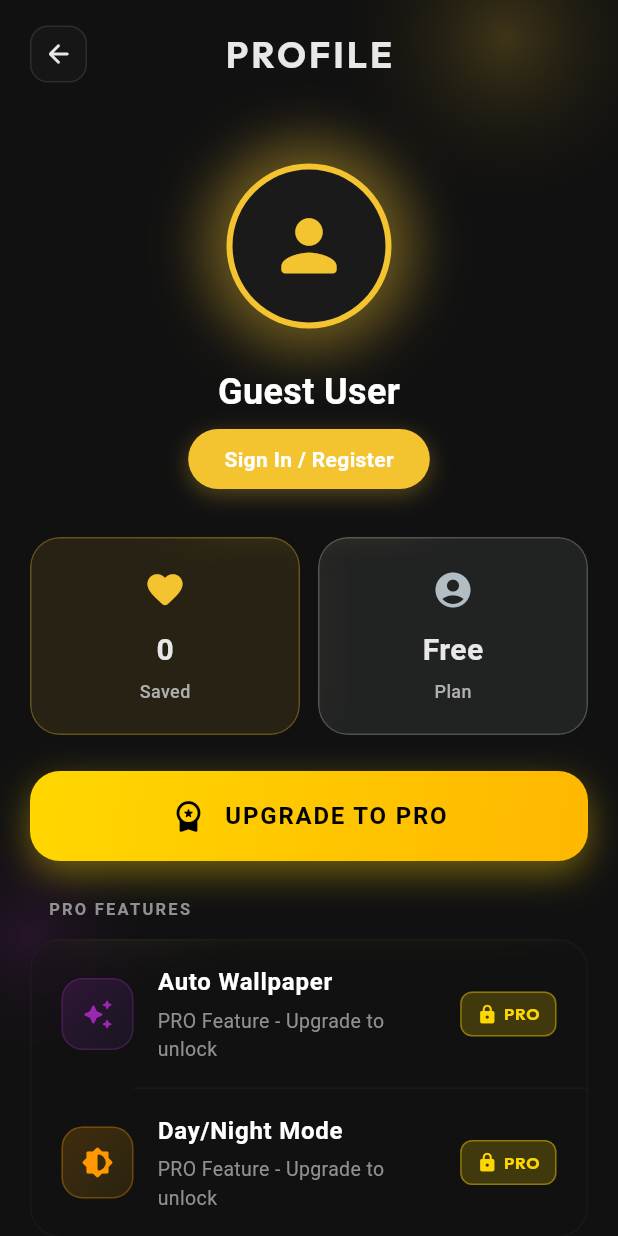
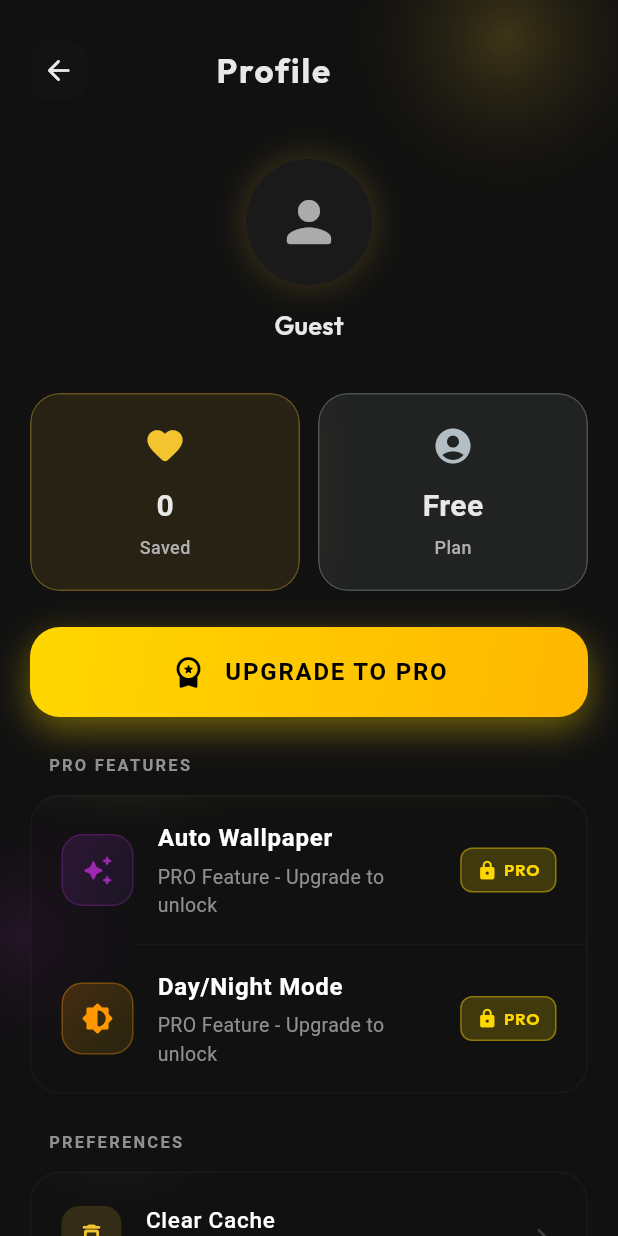
Before and after one commit to mohammadjafar65/softsky-wallpaper, a Flutter app: the screen it shows after launch, after a tap on the "person" icon, on a phone screen of 412 x 824 dp. Run offline on Flutter 3.47's test engine with Material 3 defaults, Android fonts, the phone set to English and light mode, and no system bars; our stand-ins replace cached_network_image, carousel_slider, connectivity_plus, firebase_auth, firebase_core, firebase_messaging and 16 more; missing offline and left inert: workmanager; accounts and stored records are empty; network calls fail.

Commit message:
new update

```diff
--- a/awg_wallpaper/lib/providers/wallpaper_provider.dart
+++ b/awg_wallpaper/lib/providers/wallpaper_provider.dart
@@ -359,6 +359,7 @@ class WallpaperProvider extends ChangeNotifier {
     }
 
     try {
+      debugPrint('[ProWallpapers] Loading for category: \'$_selectedProCategory\' (sent: \'${_selectedProCategory == 'all' ? null : _selectedProCategory}\')');
       final response = await _apiService.getWallpapers(
         page: _currentProPage,
         limit: 20,
@@ -366,7 +367,7 @@ class WallpaperProvider extends ChangeNotifier {
         isWide: false,
         category: _selectedProCategory == 'all' ? null : _selectedProCategory,
       );
-
+      debugPrint('[ProWallpapers] API returned count: \'${response.wallpapers.length}\'');
       if (refresh) {
         _proWallpapersList = response.wallpapers;
       } else {
--- a/awg_wallpaper/lib/screens/profile_screen.dart
+++ b/awg_wallpaper/lib/screens/profile_screen.dart
@@ -18,9 +18,102 @@ import 'auto_wallpaper_settings_screen.dart';
 import '../services/auth_service.dart';
 import '../providers/auto_wallpaper_provider.dart';
 import 'auth/login_screen.dart';
+import 'auth/register_screen.dart';
 
-class ProfileScreen extends StatelessWidget {
+
+class ProfileScreen extends StatefulWidget {
   const ProfileScreen({super.key});
+
+  @override
+  State<ProfileScreen> createState() => _ProfileScreenState();
+}
+
+class _ProfileScreenState extends State<ProfileScreen> {
+  bool _loginPopupShown = false;
+  @override
+  void initState() {
+    super.initState();
+    // Delay popup for 8 seconds after screen opens
+    Future.delayed(const Duration(seconds: 8), _maybeShowLoginPopup);
+  }
+
+  void _maybeShowLoginPopup() {
+    if (!mounted || _loginPopupShown) return;
+    final isLoggedIn = AuthService().isLoggedIn;
+    if (!isLoggedIn) {
+      _loginPopupShown = true;
+      showDialog(
+        context: context,
+        barrierDismissible: true,
+        barrierColor: Colors.black.withOpacity(0.7),
+        builder: (ctx) => Dialog(
+          backgroundColor: Colors.transparent,
+          child: Container(
+            padding: const EdgeInsets.all(24),
+            decoration: BoxDecoration(
+              color: Colors.grey[900]!.withOpacity(0.96),
+              borderRadius: BorderRadius.circular(22),
+              boxShadow: [
+                BoxShadow(
+                  color: Colors.black.withOpacity(0.18),
+                  blurRadius: 18,
+                  offset: const Offset(0, 8),
+                ),
+              ],
+            ),
+            child: Column(
+              mainAxisSize: MainAxisSize.min,
+              children: [
+                Icon(Icons.person_outline_rounded, size: 38, color: Colors.white),
+                const SizedBox(height: 14),
+                Text('Sign in or Create Account',
+                    style: TextStyle(fontSize: 18, fontWeight: FontWeight.bold, color: Colors.white)),
+                const SizedBox(height: 8),
+                Text('Sync favorites, access premium features, and more.',
+                    style: TextStyle(fontSize: 14, color: Colors.white70), textAlign: TextAlign.center),
+                const SizedBox(height: 24),
+                Row(
+                  children: [
+                    Expanded(
+                      child: ElevatedButton(
+                        style: ElevatedButton.styleFrom(
+                          backgroundColor: Colors.white,
+                          foregroundColor: Colors.black,
+                          shape: RoundedRectangleBorder(borderRadius: BorderRadius.circular(12)),
+                          padding: const EdgeInsets.symmetric(vertical: 12),
+                        ),
+                        onPressed: () {
+                          Navigator.pop(ctx);
+                          Navigator.push(context, MaterialPageRoute(builder: (_) => const LoginScreen()));
+                        },
+                        child: const Text('Login'),
+                      ),
+                    ),
+                    const SizedBox(width: 12),
+                    Expanded(
+                      child: OutlinedButton(
+                        style: OutlinedButton.styleFrom(
+                          foregroundColor: Colors.white,
+                          side: const BorderSide(color: Colors.white24),
+                          shape: RoundedRectangleBorder(borderRadius: BorderRadius.circular(12)),
+                          padding: const EdgeInsets.symmetric(vertical: 12),
+                        ),
+                        onPressed: () {
+                          Navigator.pop(ctx);
+                          Navigator.push(context, MaterialPageRoute(builder: (_) => RegisterScreen()));
+                        },
+                        child: const Text('Sign Up'),
+                      ),
+                    ),
+                  ],
+                ),
+              ],
+            ),
+          ),
+        ),
+      );
+    }
+  }
 
   @override
   Widget build(BuildContext context) {
@@ -42,7 +135,7 @@ class ProfileScreen extends StatelessWidget {
 
                 return Stack(
                   children: [
-                    // Animated background gradient orbs
+                    // ...existing code...
                     Positioned(
                       top: -100,
                       right: -50,
@@ -306,7 +399,7 @@ class ProfileScreen extends StatelessWidget {
                           const SizedBox(height: 32),
 
                           Text(
-                            'Version 3.0.15',
+                            'Version 3.0.16',
                             style: TextStyle(
                               color: AppTheme.textMuted.withValues(alpha: 0.4),
                               fontSize: 11,
@@ -330,42 +423,37 @@ class ProfileScreen extends StatelessWidget {
 
   Widget _buildHeader(BuildContext context, bool isDark) {
     return Padding(
-      padding: const EdgeInsets.symmetric(horizontal: 20, vertical: 20),
-      child: Stack(
-        clipBehavior: Clip.none,
-        alignment: Alignment.center,
+      padding: const EdgeInsets.only(top: 28, left: 20, right: 20, bottom: 8),
+      child: Row(
+        mainAxisAlignment: MainAxisAlignment.spaceBetween,
         children: [
           if (Navigator.canPop(context))
-            Positioned(
-              left: 0,
-              child: GestureDetector(
+            GestureDetector(
               onTap: () => Navigator.pop(context),
               child: Container(
                 padding: const EdgeInsets.all(8),
                 decoration: BoxDecoration(
-                    color: AppTheme.getSurface(isDark).withValues(alpha: 0.5),
-                    borderRadius: BorderRadius.circular(12),
-                    border:
-                        Border.all(color: AppTheme.getSurfaceVariant(isDark)),
+                  color: AppTheme.getSurface(isDark).withOpacity(0.18),
+                  borderRadius: BorderRadius.circular(10),
                 ),
                 child: Icon(
                   Icons.arrow_back_rounded,
                   color: AppTheme.getTextPrimary(isDark),
-                    size: 20,
+                  size: 22,
                 ),
               ),
             ),
-            ),
-          Center(
-            child: Text(
-              'PROFILE',
-              style: Theme.of(context).textTheme.headlineSmall?.copyWith(
-                    fontWeight: FontWeight.bold,
+          const Spacer(),
+          Text(
+            'Profile',
+            style: Theme.of(context).textTheme.titleLarge?.copyWith(
+                  fontWeight: FontWeight.w700,
                   color: AppTheme.getTextPrimary(isDark),
-                    letterSpacing: 2,
+                  letterSpacing: 1.2,
+                  fontSize: 22,
                 ),
           ),
-          ),
+          const Spacer(flex: 2),
         ],
       ),
     );
@@ -378,141 +466,48 @@ class ProfileScreen extends StatelessWidget {
 
     return Column(
       children: [
-        // Avatar with glow effect
-        Stack(
-          alignment: Alignment.center,
-          children: [
-            // Glow effect
+        // Minimal avatar with subtle shadow
         Container(
-              width: 120,
-              height: 120,
+          width: 84,
+          height: 84,
           decoration: BoxDecoration(
             shape: BoxShape.circle,
             boxShadow: [
               BoxShadow(
-                    color: (provider.isPro ? AppTheme.gold : AppTheme.primary)
-                        .withValues(alpha: 0.4),
-                    blurRadius: 30,
-                    spreadRadius: 10,
+                color: (provider.isPro ? AppTheme.gold : AppTheme.primary).withOpacity(0.18),
+                blurRadius: 18,
+                spreadRadius: 2,
               ),
             ],
           ),
-            ),
-            // Avatar
-            Container(
-              width: 110,
-              height: 110,
-              padding: const EdgeInsets.all(4),
-              decoration: BoxDecoration(
-                shape: BoxShape.circle,
-                gradient: LinearGradient(
-                  colors: provider.isPro
-                      ? [AppTheme.gold, const Color(0xFFFFB700)]
-                      : [AppTheme.primary, AppTheme.accent],
-                  begin: Alignment.topLeft,
-                  end: Alignment.bottomRight,
-                ),
-              ),
-              child: Container(
-                decoration: BoxDecoration(
-                  shape: BoxShape.circle,
-                  color: AppTheme.darkSurface,
-                ),
-                child: isLoggedIn && user.photoURL != null
-                    ? ClipOval(
-                        child: Image.network(user.photoURL!, fit: BoxFit.cover))
-                    : Icon(
-                        provider.isPro
-                            ? Icons.workspace_premium_rounded
-                            : Icons.person_rounded,
-                        size: 55,
-                        color:
-                            provider.isPro ? AppTheme.gold : AppTheme.primary,
+          child: CircleAvatar(
+            radius: 42,
+            backgroundColor: AppTheme.darkSurface,
+            child: Icon(
+              Icons.person_rounded,
+              size: 44,
+              color: AppTheme.getTextPrimary(isDark).withOpacity(0.7),
             ),
           ),
         ),
-          ],
-        ),
-        const SizedBox(height: 20),
+        const SizedBox(height: 14),
+        // Name/email
         Text(
-          isLoggedIn ? (user.displayName ?? 'User') : 'Guest User',
-          style: const TextStyle(
-            fontSize: 24,
-            fontWeight: FontWeight.bold,
-            color: AppTheme.textWhite,
+          isLoggedIn ? (user.displayName ?? 'User') : 'Guest',
+          style: Theme.of(context).textTheme.titleMedium?.copyWith(
+                fontWeight: FontWeight.w600,
+                color: AppTheme.getTextPrimary(isDark),
+                fontSize: 17,
               ),
         ),
-        const SizedBox(height: 8),
         if (isLoggedIn)
-          Container(
-            padding: const EdgeInsets.symmetric(horizontal: 16, vertical: 6),
-            decoration: BoxDecoration(
-              gradient: provider.isPro
-                  ? const LinearGradient(
-                      colors: [AppTheme.gold, Color(0xFFFFB700)],
-                    )
-                  : null,
-              color: provider.isPro ? null : AppTheme.darkSurfaceVariant,
-              borderRadius: BorderRadius.circular(20),
-              boxShadow: provider.isPro
-                  ? [
-                      BoxShadow(
-                        color: AppTheme.gold.withValues(alpha: 0.3),
-                        blurRadius: 12,
-                        offset: const Offset(0, 4),
-                      ),
-                    ]
-                  : null,
-            ),
-            child: Row(
-              mainAxisSize: MainAxisSize.min,
-              children: [
-                if (provider.isPro)
-                  const Icon(
-                    Icons.star_rounded,
-                    color: Colors.black,
-                    size: 14,
-                  ),
-                if (provider.isPro) const SizedBox(width: 4),
-                Text(
-                  provider.isPro ? 'PREMIUM MEMBER' : 'FREE ACCOUNT',
-                  style: TextStyle(
-                    fontSize: 11,
-                    fontWeight: FontWeight.bold,
-                    color:
-                        provider.isPro ? Colors.black : AppTheme.textSecondary,
-                    letterSpacing: 1.2,
-                  ),
-                ),
-              ],
-            ),
-          )
-        else
-          GestureDetector(
-            onTap: () => Navigator.push(context,
-                MaterialPageRoute(builder: (_) => const LoginScreen())),
-            child: Container(
-              padding: const EdgeInsets.symmetric(horizontal: 24, vertical: 10),
-              decoration: BoxDecoration(
-                gradient: LinearGradient(
-                  colors: [AppTheme.primary, AppTheme.accent],
-                ),
-                borderRadius: BorderRadius.circular(25),
-                boxShadow: [
-                  BoxShadow(
-                    color: AppTheme.primary.withValues(alpha: 0.3),
-                    blurRadius: 12,
-                    offset: const Offset(0, 4),
-                  ),
-                ],
-              ),
-              child: const Text(
-                'Sign In / Register',
-                style: TextStyle(
-                  fontSize: 14,
-                  fontWeight: FontWeight.bold,
-                  color: Colors.white,
-                ),
+          Padding(
+            padding: const EdgeInsets.only(top: 2.0),
+            child: Text(
+              user.email ?? '',
+              style: Theme.of(context).textTheme.bodySmall?.copyWith(
+                    color: AppTheme.textMuted,
+                    fontSize: 12,
                   ),
             ),
           ),
--- a/awg_wallpaper/pubspec.yaml
+++ b/awg_wallpaper/pubspec.yaml
@@ -1,7 +1,7 @@
 name: awg_wallpaper
 description: SoftSky Wallpaper App - A premium wallpaper application with daily wallpapers, packs, and more.
 publish_to: 'none'
-version: 3.0.15+18
+version: 3.0.16+19
 
 environment:
   sdk: '>=3.0.0 <4.0.0'
```
Also changed, not shown: awg-backend/test-feed.json (added, +9 -0 lines), awg_wallpaper/lib/screens/bookmarks_screen.dart (+13 -0 lines), awg_wallpaper/lib/screens/home_screen.dart (+14 -3 lines), awg_wallpaper/lib/screens/pro_wallpapers_screen.dart (+14 -0 lines), awg_wallpaper/lib/screens/search_screen.dart (+15 -0 lines), awg_wallpaper/lib/screens/wallpaper_detail_screen.dart (+59 -40 lines), awg_wallpaper/lib/screens/wide_wallpapers_screen.dart (+14 -0 lines), awg_wallpaper/lib/widgets/wide_wallpaper_card.dart (+63 -85 lines), 5 other files. Lines whose indentation alone changed are shown as unchanged.
